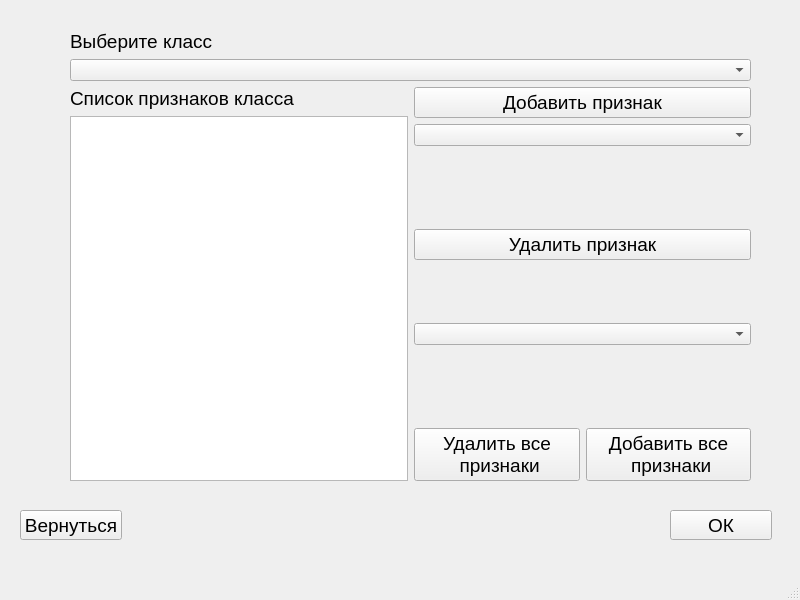
Old version of the form layouts/knowledgeEditorClassExplanation.ui in the repository RyndychRD/Classifier.
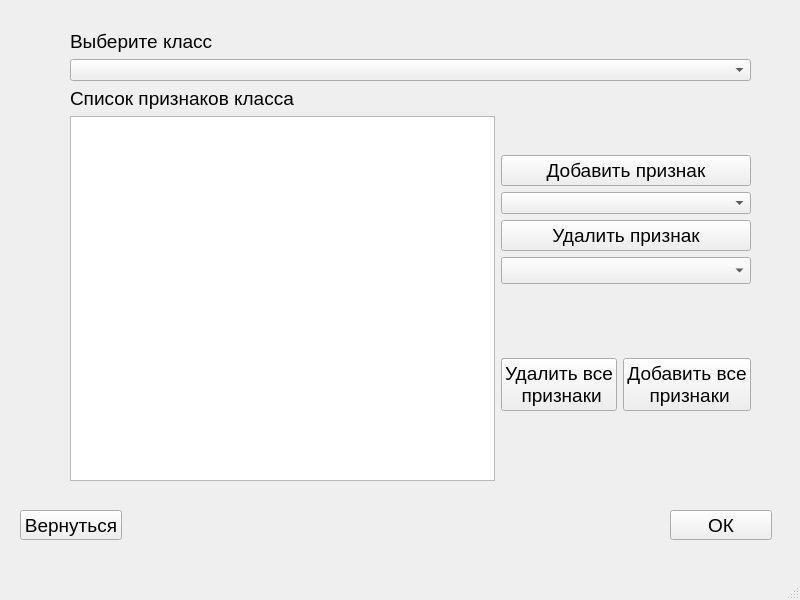
New version of the form.

Patch:
```diff
--- a/layouts/knowledgeEditorClassExplanation.ui
+++ b/layouts/knowledgeEditorClassExplanation.ui
@@ -141,19 +141,6 @@
            </item>
            <item>
             <layout class="QVBoxLayout" name="verticalLayout_4">
-             <item>
-              <spacer name="horizontalSpacer">
-               <property name="orientation">
-                <enum>Qt::Horizontal</enum>
-               </property>
-               <property name="sizeHint" stdset="0">
-                <size>
-                 <width>40</width>
-                 <height>20</height>
-                </size>
-               </property>
-              </spacer>
-             </item>
              <item>
               <widget class="QPushButton" name="button_deleteFeature_classExplanation">
                <property name="font">
@@ -167,25 +154,18 @@
               </widget>
              </item>
              <item>
-              <widget class="QComboBox" name="comboBox_deleteFeature_classExplanation"/>
+              <widget class="QComboBox" name="comboBox_deleteFeature_classExplanation">
+               <property name="font">
+                <font>
+                 <pointsize>12</pointsize>
+                </font>
+               </property>
+              </widget>
              </item>
             </layout>
            </item>
           </layout>
          </item>
-         <item>
-          <spacer name="horizontalSpacer_2">
-           <property name="orientation">
-            <enum>Qt::Horizontal</enum>
-           </property>
-           <property name="sizeHint" stdset="0">
-            <size>
-             <width>40</width>
-             <height>20</height>
-            </size>
-           </property>
-          </spacer>
-         </item>
          <item>
           <layout class="QHBoxLayout" name="horizontalLayout">
            <item>
```
